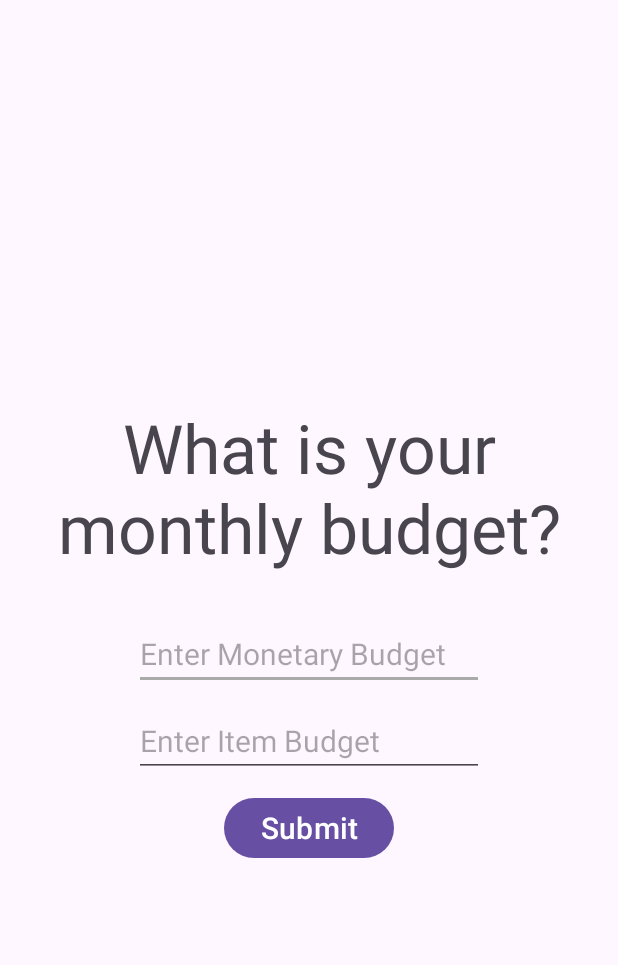
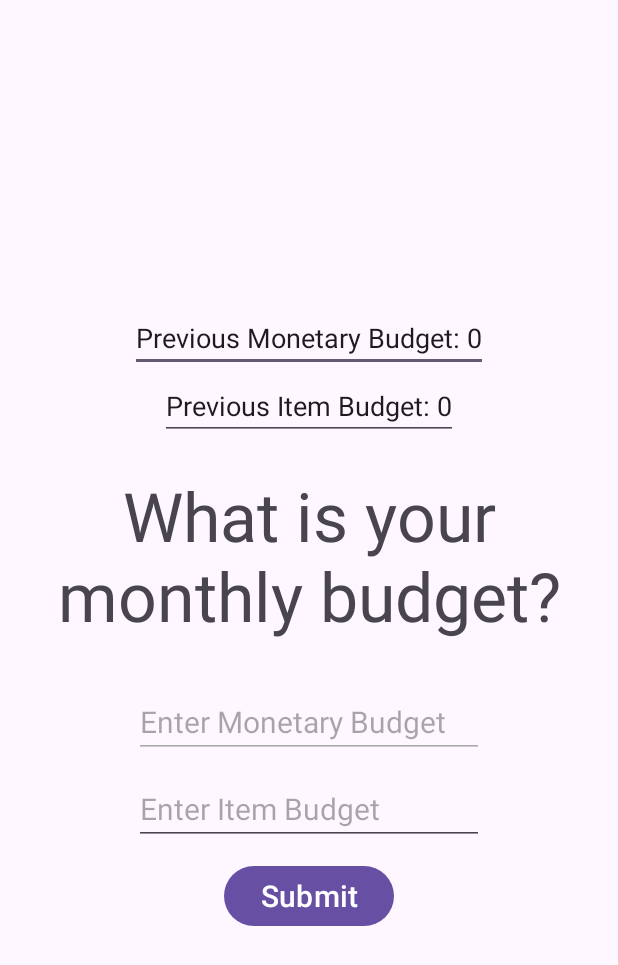
Before and after one commit to danFeller/SloFashion, an Android app: the screen it shows after launch (BudgetSetupActivity), after a tap on "Modify Budget", on a phone screen of 412 x 824 dp. Shown: the top 965 px of the screen. Run offline under Robolectric (Android 15) with nearby library versions, the phone set to English and light mode, and no system bars; libraries missing offline, so code that uses them is left out: com.fatboyindustrial.gsonjavatime.

Commit message:
budget txt + prev budget

```diff
--- a/app/src/main/java/com/example/slofashion/BudgetSetupActivity.java
+++ b/app/src/main/java/com/example/slofashion/BudgetSetupActivity.java
@@ -7,12 +7,31 @@ import android.widget.EditText;
 
 import androidx.appcompat.app.AppCompatActivity;
 
+import com.example.slofashion.datamodels.UsePrefs;
+import com.example.slofashion.datamodels.entities.Budget;
+
+import java.util.List;
+
 public class BudgetSetupActivity extends AppCompatActivity {
 
     @Override
     protected void onCreate(Bundle savedInstanceState) {
         super.onCreate(savedInstanceState);
         setContentView(R.layout.activity_budgetsetup);
+
+        EditText prevMoneyBudget = findViewById(R.id.editText_prevMoneyBudget);
+        EditText prevItemBudget = findViewById(R.id.editText_prevItemBudget);
+
+        int moneyIntBudget = 0;
+        int itemIntBudget = 0;
+        List<Budget> budgets = UsePrefs.getAllBudgets(getApplicationContext());
+        if(budgets.size() >= 1){
+            moneyIntBudget = budgets.get(budgets.size()-1).getCostBudget();
+            itemIntBudget = budgets.get(budgets.size()-1).getClothesBudget();
+        }
+
+        prevMoneyBudget.setText("Previous Monetary Budget: "+moneyIntBudget);
+        prevItemBudget.setText("Previous Item Budget: "+itemIntBudget);
 
     }
 
--- a/app/src/main/java/com/example/slofashion/HomeActivity.java
+++ b/app/src/main/java/com/example/slofashion/HomeActivity.java
@@ -69,8 +69,8 @@ public class HomeActivity extends AppCompatActivity {
             moneyBudget_layoutParams.setMargins(0, 0, 0, moneyIntBudget*4);
             itemBudget_layoutParams.setMargins(0,0 , 0, itemIntBudget*35);
 
-            //receivedMoneyBudget.setText("money budget: "+moneyBudget_layoutParams.bottomMargin);
-            //receivedItemBudget.setText("item budget: "+itemBudget_layoutParams.bottomMargin);
+            receivedMoneyBudget.setText("Monetary Budget: "+moneyIntBudget);
+            receivedItemBudget.setText("Item Budget: "+itemIntBudget);
 
         }
         else{
@@ -85,8 +85,8 @@ public class HomeActivity extends AppCompatActivity {
             moneyBudget_layoutParams.setMargins(0, 0, 0, moneyIntBudget*4);
             itemBudget_layoutParams.setMargins(0,0 , 0, itemIntBudget*35);
 
-            //receivedMoneyBudget.setText("money budget: "+moneyIntBudget);
-            //receivedItemBudget.setText("item budget: "+itemIntBudget);
+            receivedMoneyBudget.setText("Monetary Budget: "+moneyIntBudget);
+            receivedItemBudget.setText("Item Budget: "+itemIntBudget);
         }
         if(moneySpent != null && itemBought != null){
 
--- a/app/src/main/java/com/example/slofashion/MonthlyRecapActivity.java
+++ b/app/src/main/java/com/example/slofashion/MonthlyRecapActivity.java
@@ -39,7 +39,9 @@ public class MonthlyRecapActivity extends AppCompatActivity {
         TextView netMoneySpent = findViewById(R.id.netMoneySpent);
         TextView itemsPurchased = findViewById(R.id.itemsPurchased);
 
-        netMoneySpent.setText(totalSpendings + "spent");
-        itemsPurchased.setText(totalItems + "items purchased");
+        netMoneySpent.setText(totalSpendings + " Dollars Spent");
+        itemsPurchased.setText(totalItems + " Items Purchased");
     }
+
+
 }
--- a/app/src/main/res/layout/activity_budgetsetup.xml
+++ b/app/src/main/res/layout/activity_budgetsetup.xml
@@ -13,6 +13,18 @@
         android:gravity="center"
         app:layout_constraintStart_toStartOf="parent"
         app:layout_constraintTop_toTopOf="parent">
+
+        <EditText
+            android:id="@+id/editText_prevMoneyBudget"
+            android:layout_width="wrap_content"
+            android:layout_height="wrap_content"
+            android:layout_gravity="center"/>
+
+        <EditText
+            android:id="@+id/editText_prevItemBudget"
+            android:layout_width="wrap_content"
+            android:layout_height="wrap_content"
+            android:layout_gravity="center"/>
 
         <TextView
             android:id="@+id/textView_setBudget"
--- a/app/src/main/res/layout/activity_monthlyrecap.xml
+++ b/app/src/main/res/layout/activity_monthlyrecap.xml
@@ -34,6 +34,8 @@
             android:layout_height="wrap_content"
             android:layout_gravity="center"
             android:layout_margin="10dp"/>
+
+
     </LinearLayout>
 
 
```
Also changed, not shown: app/src/main/res/layout/activity_home.xml (+4 -4 lines), app/src/main/res/drawable/fast_fashion.png (added), 5 other files.
